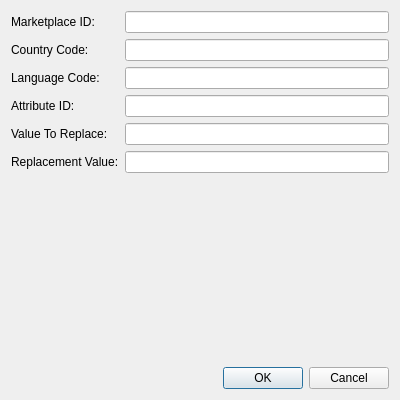
icingerpower/AmazonTemplate3, file AmazonTemplate3/gui/DialogAddValueToReplace.ui: the form before one commit.
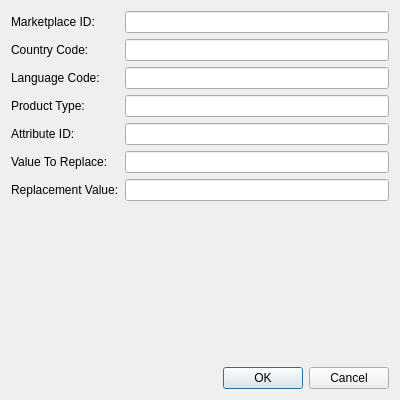
The form after the commit.

Commit message: Added product type for replaced values to allow gender and age reading.

```diff
--- a/AmazonTemplate3/gui/DialogAddValueToReplace.ui
+++ b/AmazonTemplate3/gui/DialogAddValueToReplace.ui
@@ -49,33 +49,43 @@
       <widget class="QLineEdit" name="lineEditLangCode"/>
      </item>
      <item row="3" column="0">
+      <widget class="QLabel" name="labelProductType">
+       <property name="text">
+        <string>Product Type:</string>
+       </property>
+      </widget>
+     </item>
+     <item row="3" column="1">
+      <widget class="QLineEdit" name="lineEditProductType"/>
+     </item>
+     <item row="4" column="0">
       <widget class="QLabel" name="labelAttributeId">
        <property name="text">
         <string>Attribute ID:</string>
        </property>
       </widget>
      </item>
-     <item row="3" column="1">
+     <item row="4" column="1">
       <widget class="QLineEdit" name="lineEditAttributeId"/>
      </item>
-     <item row="4" column="0">
+     <item row="5" column="0">
       <widget class="QLabel" name="labelValueFrom">
        <property name="text">
         <string>Value To Replace:</string>
        </property>
       </widget>
      </item>
-     <item row="4" column="1">
+     <item row="5" column="1">
       <widget class="QLineEdit" name="lineEditValueFrom"/>
      </item>
-     <item row="5" column="0">
+     <item row="6" column="0">
       <widget class="QLabel" name="labelValueTo">
        <property name="text">
         <string>Replacement Value:</string>
        </property>
       </widget>
      </item>
-     <item row="5" column="1">
+     <item row="6" column="1">
       <widget class="QLineEdit" name="lineEditValueTo"/>
      </item>
     </layout>
```
The commit also changes 12 other files.
